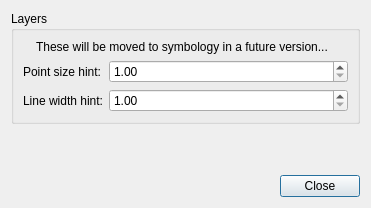
GPlates/GPlates, file src/qt-widgets/ConfigureCanvasToolGeometryRenderParametersDialogUi.ui: the form before one commit.
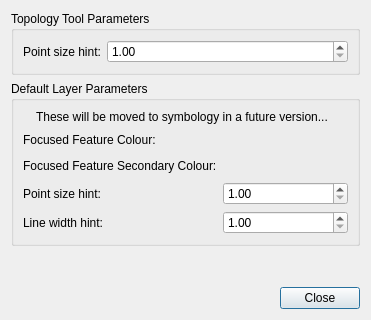
The form after the commit. Icons and pictures are not drawn.

Commit message: (trunk) User can configure focused feature colour.

The edit to the form file:
```diff
--- a/src/qt-widgets/ConfigureCanvasToolGeometryRenderParametersDialogUi.ui
+++ b/src/qt-widgets/ConfigureCanvasToolGeometryRenderParametersDialogUi.ui
@@ -7,7 +7,7 @@
     <x>0</x>
     <y>0</y>
     <width>371</width>
-    <height>208</height>
+    <height>320</height>
    </rect>
   </property>
   <property name="windowTitle">
@@ -21,73 +21,44 @@
    <bool>true</bool>
   </property>
   <layout class="QVBoxLayout" name="verticalLayout">
+   <item>
+    <widget class="QGroupBox" name="topology_tools_groupbox">
+     <property name="title">
+      <string>Topology Tool Parameters</string>
+     </property>
+     <layout class="QFormLayout" name="formLayout_2">
+      <item row="0" column="0">
+       <widget class="QLabel" name="label">
+        <property name="text">
+         <string>Point size hint:</string>
+        </property>
+       </widget>
+      </item>
+      <item row="0" column="1">
+       <widget class="QDoubleSpinBox" name="point_size_hint_spinbox">
+        <property name="decimals">
+         <number>2</number>
+        </property>
+        <property name="minimum">
+         <double>1.000000000000000</double>
+        </property>
+        <property name="maximum">
+         <double>20.000000000000000</double>
+        </property>
+        <property name="singleStep">
+         <double>0.200000000000000</double>
+        </property>
+       </widget>
+      </item>
+     </layout>
+    </widget>
+   </item>
    <item>
     <widget class="QGroupBox" name="layers_groupbox">
      <property name="title">
-      <string>Layers</string>
+      <string>Default Layer Parameters</string>
      </property>
      <layout class="QFormLayout" name="formLayout">
-      <property name="fieldGrowthPolicy">
-       <enum>QFormLayout::AllNonFixedFieldsGrow</enum>
-      </property>
-      <item row="1" column="0">
-       <widget class="QLabel" name="reconstruction_layer_point_size_hint_label">
-        <property name="text">
-         <string>Point size hint:</string>
-        </property>
-        <property name="alignment">
-         <set>Qt::AlignRight|Qt::AlignTrailing|Qt::AlignVCenter</set>
-        </property>
-        <property name="buddy">
-         <cstring>reconstruction_layer_point_size_hint_spinbox</cstring>
-        </property>
-       </widget>
-      </item>
-      <item row="1" column="1">
-       <widget class="QDoubleSpinBox" name="reconstruction_layer_point_size_hint_spinbox">
-        <property name="decimals">
-         <number>2</number>
-        </property>
-        <property name="minimum">
-         <double>1.000000000000000</double>
-        </property>
-        <property name="maximum">
-         <double>20.000000000000000</double>
-        </property>
-        <property name="singleStep">
-         <double>0.200000000000000</double>
-        </property>
-       </widget>
-      </item>
-      <item row="2" column="0">
-       <widget class="QLabel" name="reconstruction_layer_line_width_hint_label">
-        <property name="text">
-         <string>Line width hint:</string>
-        </property>
-        <property name="alignment">
-         <set>Qt::AlignRight|Qt::AlignTrailing|Qt::AlignVCenter</set>
-        </property>
-        <property name="buddy">
-         <cstring>reconstruction_layer_line_width_hint_spinbox</cstring>
-        </property>
-       </widget>
-      </item>
-      <item row="2" column="1">
-       <widget class="QDoubleSpinBox" name="reconstruction_layer_line_width_hint_spinbox">
-        <property name="decimals">
-         <number>2</number>
-        </property>
-        <property name="minimum">
-         <double>1.000000000000000</double>
-        </property>
-        <property name="maximum">
-         <double>20.000000000000000</double>
-        </property>
-        <property name="singleStep">
-         <double>0.200000000000000</double>
-        </property>
-       </widget>
-      </item>
       <item row="0" column="0" colspan="2">
        <layout class="QHBoxLayout" name="reconstruction_layer_warning_layout">
         <property name="margin">
@@ -118,6 +89,134 @@
         </item>
        </layout>
       </item>
+      <item row="4" column="1">
+       <widget class="QWidget" name="focused_feature_clicked_geometry_colour_widget" native="true">
+        <layout class="QHBoxLayout" name="horizontalLayout">
+         <property name="spacing">
+          <number>0</number>
+         </property>
+         <property name="margin">
+          <number>0</number>
+         </property>
+         <item>
+          <widget class="QWidget" name="focused_feature_clicked_geometry_colour_button_placeholder_widget" native="true"/>
+         </item>
+         <item>
+          <spacer name="horizontalSpacer">
+           <property name="orientation">
+            <enum>Qt::Horizontal</enum>
+           </property>
+           <property name="sizeHint" stdset="0">
+            <size>
+             <width>203</width>
+             <height>20</height>
+            </size>
+           </property>
+          </spacer>
+         </item>
+        </layout>
+       </widget>
+      </item>
+      <item row="8" column="1">
+       <widget class="QWidget" name="focused_feature_non_clicked_geometry_colour_widget" native="true">
+        <layout class="QHBoxLayout" name="horizontalLayout_2">
+         <property name="spacing">
+          <number>0</number>
+         </property>
+         <property name="margin">
+          <number>0</number>
+         </property>
+         <item>
+          <widget class="QWidget" name="focused_feature_non_clicked_geometry_colour_button_placeholder_widget" native="true"/>
+         </item>
+         <item>
+          <spacer name="horizontalSpacer_2">
+           <property name="orientation">
+            <enum>Qt::Horizontal</enum>
+           </property>
+           <property name="sizeHint" stdset="0">
+            <size>
+             <width>203</width>
+             <height>20</height>
+            </size>
+           </property>
+          </spacer>
+         </item>
+        </layout>
+       </widget>
+      </item>
+      <item row="10" column="1">
+       <widget class="QDoubleSpinBox" name="reconstruction_layer_point_size_hint_spinbox">
+        <property name="decimals">
+         <number>2</number>
+        </property>
+        <property name="minimum">
+         <double>1.000000000000000</double>
+        </property>
+        <property name="maximum">
+         <double>20.000000000000000</double>
+        </property>
+        <property name="singleStep">
+         <double>0.200000000000000</double>
+        </property>
+       </widget>
+      </item>
+      <item row="13" column="1">
+       <widget class="QDoubleSpinBox" name="reconstruction_layer_line_width_hint_spinbox">
+        <property name="decimals">
+         <number>2</number>
+        </property>
+        <property name="minimum">
+         <double>1.000000000000000</double>
+        </property>
+        <property name="maximum">
+         <double>20.000000000000000</double>
+        </property>
+        <property name="singleStep">
+         <double>0.200000000000000</double>
+        </property>
+       </widget>
+      </item>
+      <item row="4" column="0">
+       <widget class="QLabel" name="focused_feature_clicked_geometry_colour_label">
+        <property name="text">
+         <string>Focused Feature Colour:</string>
+        </property>
+       </widget>
+      </item>
+      <item row="8" column="0">
+       <widget class="QLabel" name="focused_feature_non_clicked_geometry_colour_label">
+        <property name="text">
+         <string>Focused Feature Secondary Colour:</string>
+        </property>
+       </widget>
+      </item>
+      <item row="10" column="0">
+       <widget class="QLabel" name="reconstruction_layer_point_size_hint_label">
+        <property name="text">
+         <string>Point size hint:</string>
+        </property>
+        <property name="alignment">
+         <set>Qt::AlignRight|Qt::AlignTrailing|Qt::AlignVCenter</set>
+        </property>
+        <property name="buddy">
+         <cstring>reconstruction_layer_point_size_hint_spinbox</cstring>
+        </property>
+       </widget>
+      </item>
+      <item row="13" column="0">
+       <widget class="QLabel" name="reconstruction_layer_line_width_hint_label">
+        <property name="text">
+         <string>Line width hint:</string>
+        </property>
+        <property name="alignment">
+         <set>Qt::AlignRight|Qt::AlignTrailing|Qt::AlignVCenter</set>
+        </property>
+        <property name="buddy">
+         <cstring>reconstruction_layer_line_width_hint_spinbox</cstring>
+        </property>
+       </widget>
+      </item>
      </layout>
     </widget>
    </item>
```
The commit also changes 13 other files.
